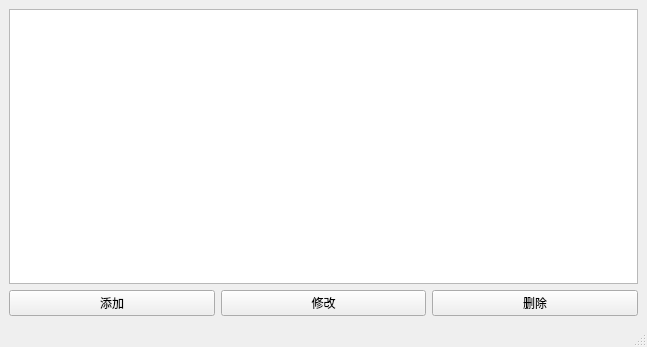
wegatron/dt_manage, file src/product_manage.ui: the form before one commit.
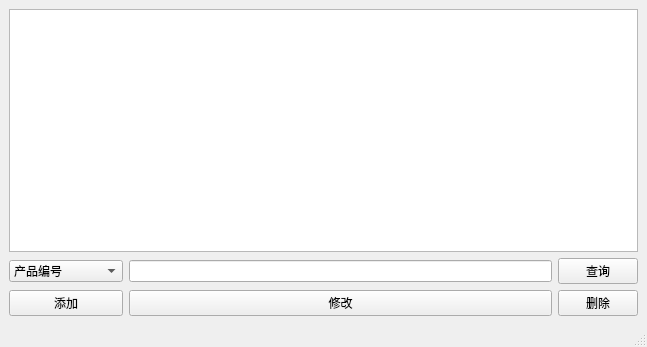
The form after the commit.

Commit message: update product manage finished

What changed in the file:
```diff
--- a/src/product_manage.ui
+++ b/src/product_manage.ui
@@ -15,27 +15,61 @@
   </property>
   <widget class="QWidget" name="centralwidget">
    <layout class="QGridLayout" name="gridLayout">
+    <item row="3" column="2">
+     <widget class="QPushButton" name="delete_2">
+      <property name="text">
+       <string>删除</string>
+      </property>
+     </widget>
+    </item>
+    <item row="3" column="1">
+     <widget class="QPushButton" name="modify">
+      <property name="text">
+       <string>修改</string>
+      </property>
+     </widget>
+    </item>
     <item row="0" column="0" colspan="3">
      <widget class="QTableView" name="tableView"/>
     </item>
-    <item row="1" column="0">
+    <item row="3" column="0">
      <widget class="QPushButton" name="add">
       <property name="text">
        <string>添加</string>
       </property>
      </widget>
     </item>
-    <item row="1" column="1">
-     <widget class="QPushButton" name="modify">
-      <property name="text">
-       <string>修改</string>
-      </property>
+    <item row="2" column="1">
+     <widget class="QLineEdit" name="lineEdit"/>
+    </item>
+    <item row="2" column="0">
+     <widget class="QComboBox" name="comboBox">
+      <item>
+       <property name="text">
+        <string>产品编号</string>
+       </property>
+      </item>
+      <item>
+       <property name="text">
+        <string>产品名称</string>
+       </property>
+      </item>
+      <item>
+       <property name="text">
+        <string>产品名称或编号</string>
+       </property>
+      </item>
+      <item>
+       <property name="text">
+        <string>所有产品</string>
+       </property>
+      </item>
      </widget>
     </item>
-    <item row="1" column="2">
-     <widget class="QPushButton" name="delete_2">
+    <item row="2" column="2">
+     <widget class="QPushButton" name="pushButton">
       <property name="text">
-       <string>删除</string>
+       <string>查询</string>
       </property>
      </widget>
     </item>
```
Left out of the diff: 2 changed lines with no effect on the pictures. The commit also changes 35 other files.
